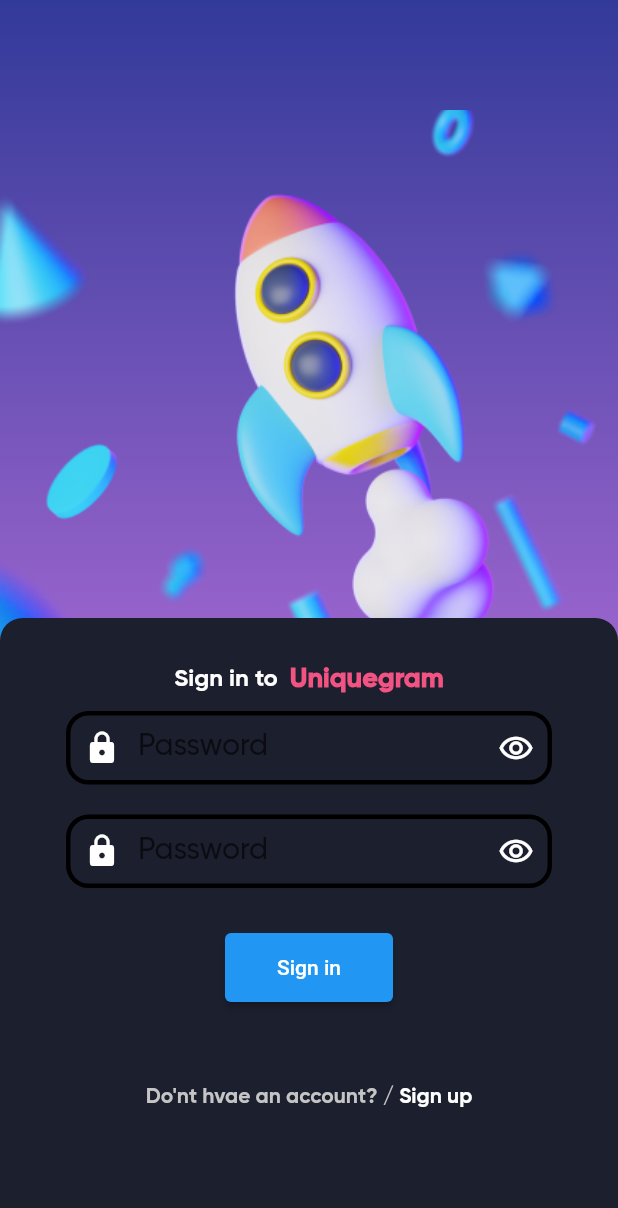
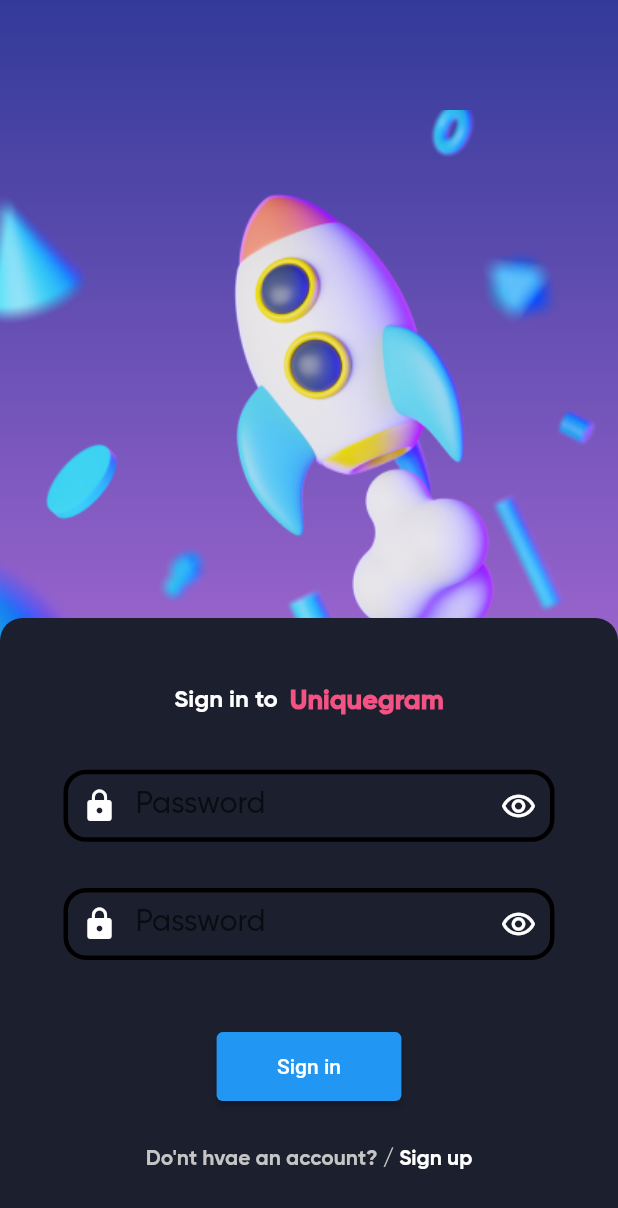
Before and after one commit to RezaMohammadi8001/uniquegram, a Flutter app: the screen it shows after launch, on a phone screen of 412 x 824 dp. Shown: the top 1208 px of the screen. Run offline on Flutter 3.47's test engine with Material 2 defaults, Android fonts, the phone set to English and light mode, and no system bars; our stand-ins replace flutter_screenutil.

Commit message:
change size of some elements

```diff
--- a/lib/screens/login_screen.dart
+++ b/lib/screens/login_screen.dart
@@ -63,7 +63,7 @@ class LoginScreen extends StatelessWidget {
                       child: Column(
                         crossAxisAlignment: CrossAxisAlignment.stretch,
                         children: [
-                          const SizedBox(height: 30),
+                          SizedBox(height: 50.h),
                           const Row(
                             mainAxisAlignment: MainAxisAlignment.center,
                             children: [
@@ -86,12 +86,16 @@ class LoginScreen extends StatelessWidget {
                               ),
                             ],
                           ),
+                          SizedBox(height: 36.w),
                           const FormWidget(),
+                          SizedBox(height: 32.w),
                           const FormWidget(),
                           Padding(
-                            padding: const EdgeInsets.symmetric(
-                              horizontal: 150.0,
-                              vertical: 20.0,
+                            padding: EdgeInsets.only(
+                              top: 50.0.w,
+                              bottom: 32.0.w,
+                              right: 150.w,
+                              left: 150.w,
                             ),
                             child: SizedBox(
                               height: 46,
@@ -103,7 +107,6 @@ class LoginScreen extends StatelessWidget {
                               ),
                             ),
                           ),
-                          SizedBox(height: 40.h),
                           const Row(
                             mainAxisAlignment: MainAxisAlignment.center,
                             children: [
--- a/lib/widgets/form_widget.dart
+++ b/lib/widgets/form_widget.dart
@@ -1,4 +1,5 @@
 import 'package:flutter/material.dart';
+import 'package:flutter_screenutil/flutter_screenutil.dart';
 
 class FormWidget extends StatelessWidget {
   const FormWidget({super.key});
@@ -6,7 +7,7 @@ class FormWidget extends StatelessWidget {
   @override
   Widget build(BuildContext context) {
     return Padding(
-      padding: const EdgeInsets.symmetric(horizontal: 44.0, vertical: 10.0),
+      padding: EdgeInsets.symmetric(horizontal: 44.0.w),
       child: TextFormField(
         style: const TextStyle(color: Colors.white),
         textInputAction: TextInputAction.done,
@@ -50,7 +51,7 @@ class FormWidget extends StatelessWidget {
           ),
           hintText: 'Please enter you password here',
           contentPadding:
-              const EdgeInsets.symmetric(vertical: 15, horizontal: 15),
+              EdgeInsets.symmetric(vertical: 15.w, horizontal: 15.w),
           labelText: 'Password',
           labelStyle: const TextStyle(
             fontFamily: 'GM',
```
